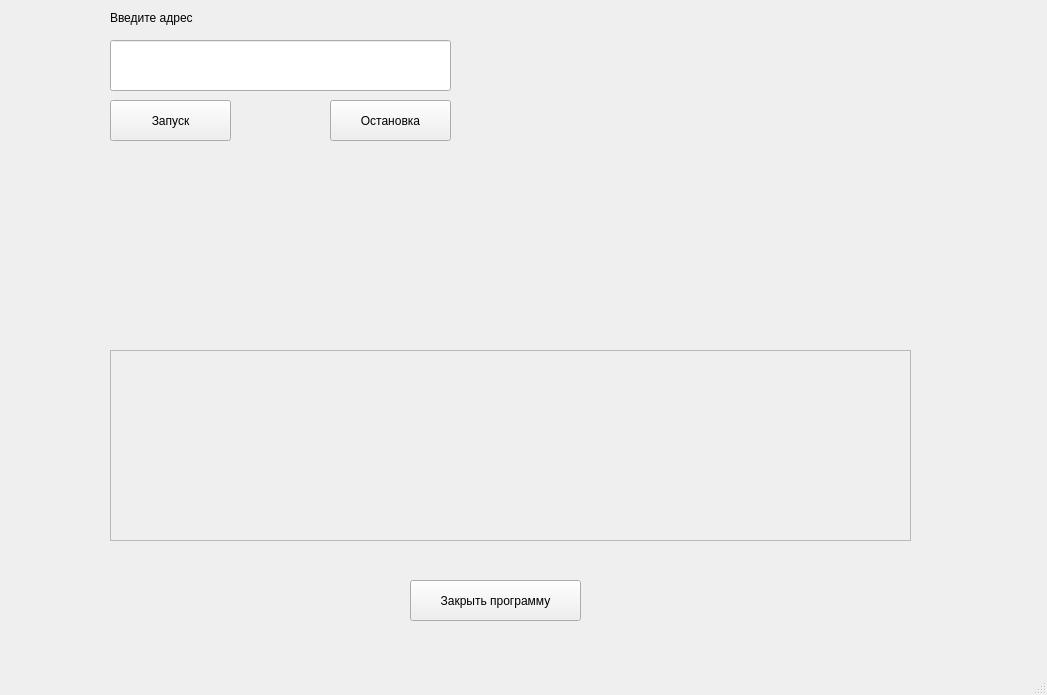
Before: the Qt Designer form mainwindow.ui in Wassarmat/web_scrapper, drawn with Qt 5.
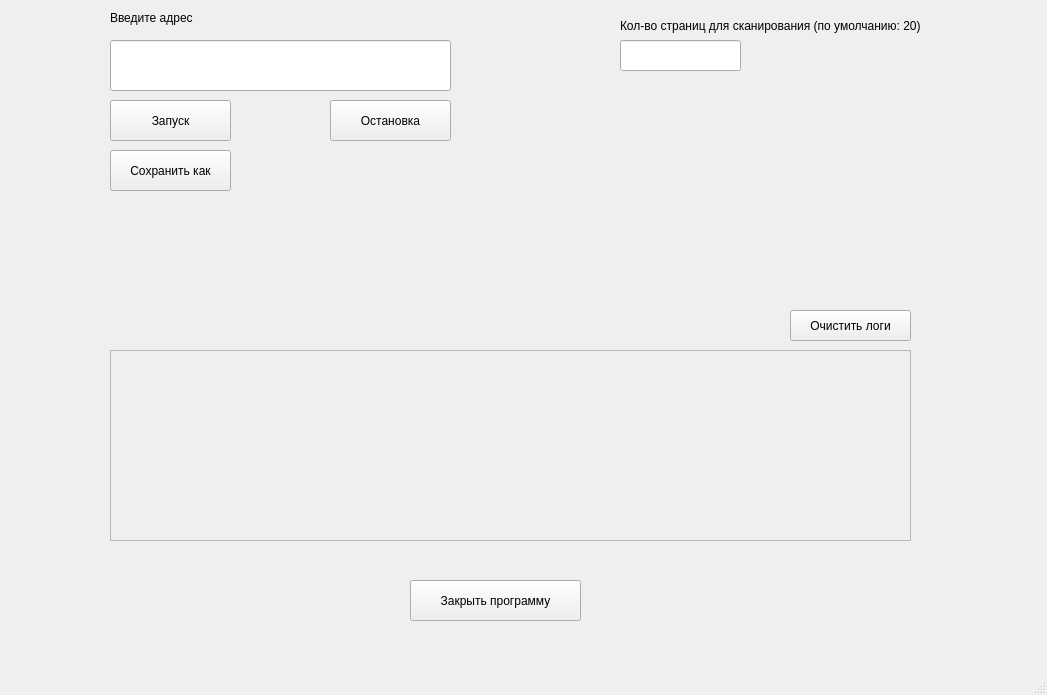
After: the same form once the commit is applied.

Commit message: Добавил возможность сохранения файла .txt в любую директорию системы через проводник; добавлена очистка лога; добавлено поле для указания кол-ва сканируемых веб-страниц; исправил ошибки.

What changed in the file:
```diff
--- a/mainwindow.ui
+++ b/mainwindow.ui
@@ -98,6 +98,55 @@
      <string>Остановка</string>
     </property>
    </widget>
+   <widget class="QPushButton" name="pushButton_4">
+    <property name="geometry">
+     <rect>
+      <x>110</x>
+      <y>150</y>
+      <width>121</width>
+      <height>41</height>
+     </rect>
+    </property>
+    <property name="text">
+     <string>Сохранить как</string>
+    </property>
+   </widget>
+   <widget class="QLineEdit" name="lineEdit_2">
+    <property name="geometry">
+     <rect>
+      <x>620</x>
+      <y>40</y>
+      <width>121</width>
+      <height>31</height>
+     </rect>
+    </property>
+   </widget>
+   <widget class="QLabel" name="label_2">
+    <property name="geometry">
+     <rect>
+      <x>620</x>
+      <y>10</y>
+      <width>331</width>
+      <height>31</height>
+     </rect>
+    </property>
+    <property name="text">
+     <string>Кол-во страниц для сканирования (по умолчанию: 20)</string>
+    </property>
+   </widget>
+   <widget class="QPushButton" name="pushButton_clearLogs">
+    <property name="geometry">
+     <rect>
+      <x>790</x>
+      <y>310</y>
+      <width>121</width>
+      <height>31</height>
+     </rect>
+    </property>
+    <property name="text">
+     <string>Очистить логи</string>
+    </property>
+   </widget>
   </widget>
   <widget class="QMenuBar" name="menubar">
    <property name="geometry">
```
The commit also changes 10 other files.
